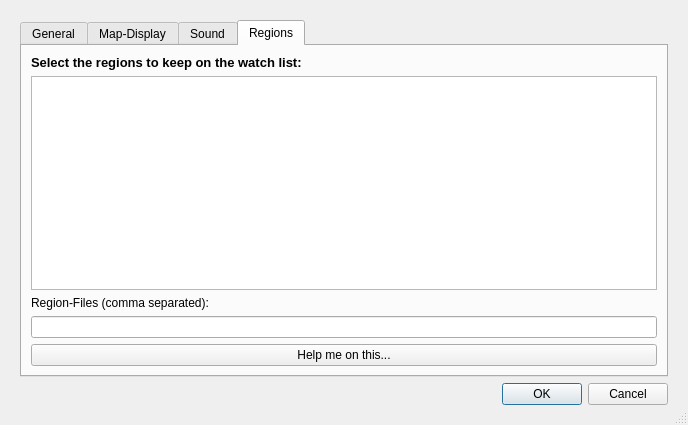
First picture: the form in src/vi/ui/Settings.ui, repository Subtalime/vintel, before the edit.
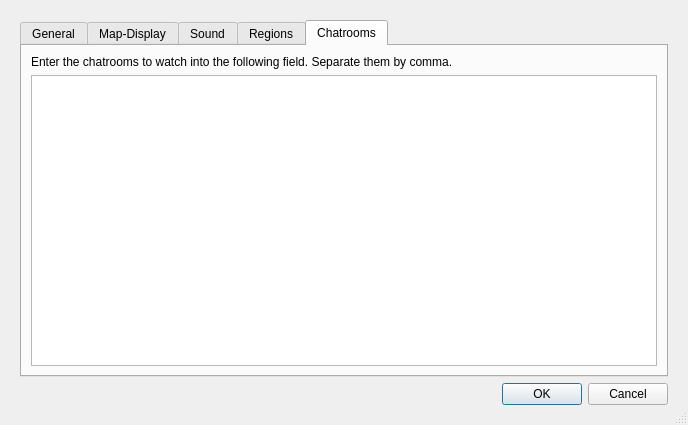
Second picture: the form after the edit.

What changed in the file:
```diff
--- a/src/vi/ui/Settings.ui
+++ b/src/vi/ui/Settings.ui
@@ -23,7 +23,7 @@
       <item>
        <widget class="QTabWidget" name="tabWidget">
         <property name="currentIndex">
-         <number>3</number>
+         <number>4</number>
         </property>
         <widget class="QWidget" name="tab_general">
          <attribute name="title">
@@ -313,6 +313,29 @@
           </item>
          </layout>
         </widget>
+        <widget class="QWidget" name="tab_chatroom">
+         <attribute name="title">
+          <string>Chatrooms</string>
+         </attribute>
+         <layout class="QVBoxLayout" name="verticalLayout_4">
+          <item>
+           <widget class="QLabel" name="label_11">
+            <property name="text">
+             <string>Enter the chatrooms to watch into the following field. Separate them by comma.</string>
+            </property>
+            <property name="textFormat">
+             <enum>Qt::PlainText</enum>
+            </property>
+            <property name="wordWrap">
+             <bool>true</bool>
+            </property>
+           </widget>
+          </item>
+          <item>
+           <widget class="QPlainTextEdit" name="txtChatrooms"/>
+          </item>
+         </layout>
+        </widget>
        </widget>
       </item>
       <item>
```
